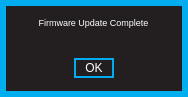
This is standalone/ezpz/forms/fwupdatecompleteformWin.ui in Muse-Kinetics/softstep_editor as Qt 5 draws it before an edit. The edited form follows.
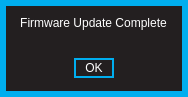
This is the edited form.

Commit message: -Made the Basic Editor ui forms look prettier.

Diff of the .ui file:
```diff
--- a/standalone/ezpz/forms/fwupdatecompleteformWin.ui
+++ b/standalone/ezpz/forms/fwupdatecompleteformWin.ui
@@ -184,7 +184,7 @@
       <enum>Qt::NoFocus</enum>
      </property>
      <property name="styleSheet">
-      <string notr="true">font: 7pt;</string>
+      <string notr="true">font: 10pt &quot;Futura-Normal&quot;;</string>
      </property>
      <property name="text">
       <string>Firmware Update Complete</string>
```
Left out of the diff: 2 changed lines with no effect on the pictures. The commit also changes 7 other files.
